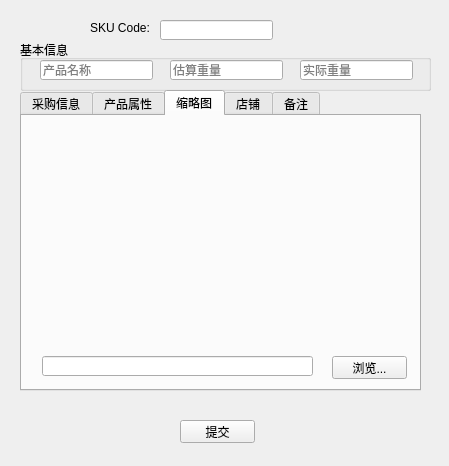
This is ErpApp/ErpApp/newproductdlg.ui in cash2one/bmloginsvr as Qt 5 draws it before an edit. The edited form follows.
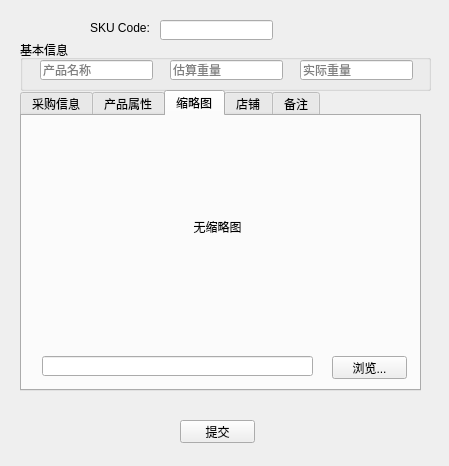
This is the edited form.

The edit to the form file:
```diff
--- a/ErpApp/ErpApp/newproductdlg.ui
+++ b/ErpApp/ErpApp/newproductdlg.ui
@@ -202,7 +202,10 @@
       </rect>
      </property>
      <property name="text">
-      <string/>
+      <string>无缩略图</string>
+     </property>
+     <property name="alignment">
+      <set>Qt::AlignCenter</set>
      </property>
     </widget>
     <widget class="QLineEdit" name="lineEdit_imagePath">
```
